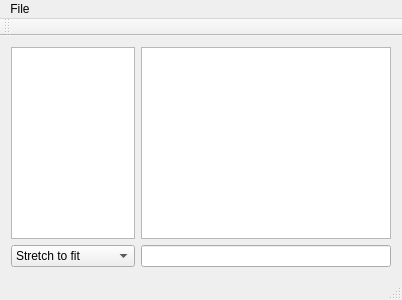
First picture: the form in mainwindow.ui, repository achazot/YABIM, before the edit.
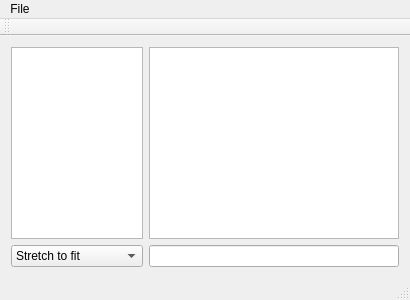
Second picture: the form after the edit. Custom widgets are drawn as their Qt base class.

The edit to the form file:
```diff
--- a/mainwindow.ui
+++ b/mainwindow.ui
@@ -6,7 +6,7 @@
    <rect>
     <x>0</x>
     <y>0</y>
-    <width>400</width>
+    <width>410</width>
     <height>300</height>
    </rect>
   </property>
@@ -92,8 +92,8 @@
     <rect>
      <x>0</x>
      <y>0</y>
-     <width>400</width>
-     <height>19</height>
+     <width>410</width>
+     <height>27</height>
     </rect>
    </property>
    <widget class="QMenu" name="menuFile">
```
Left out of the diff: 2 changed lines with no effect on the pictures.
